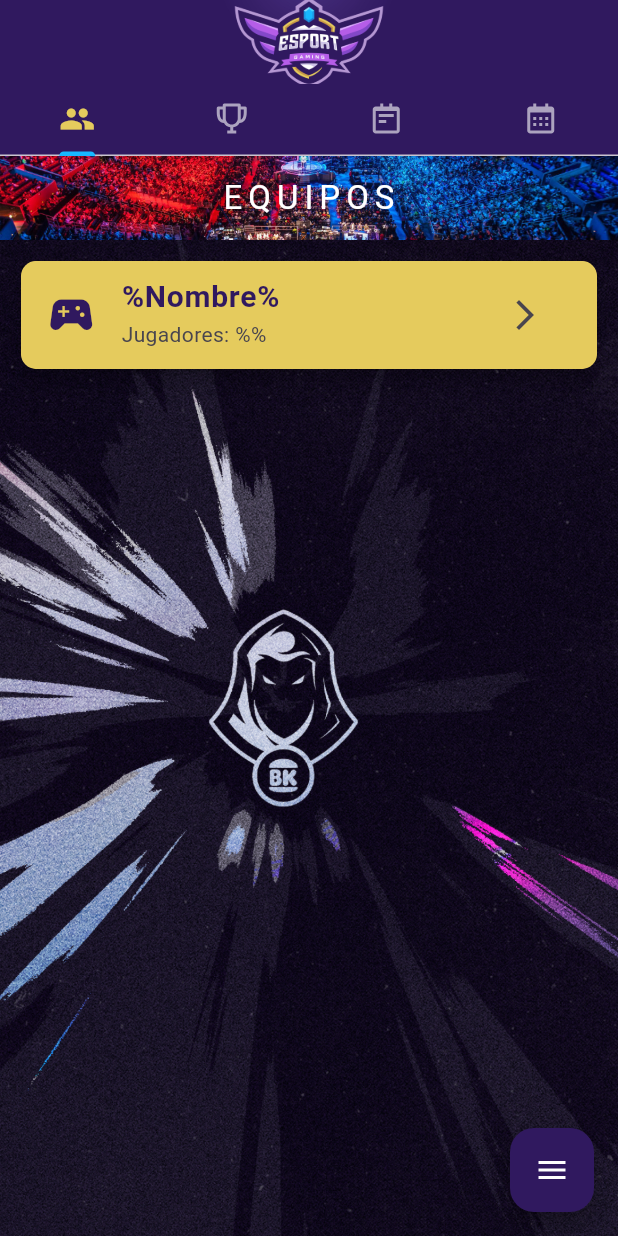
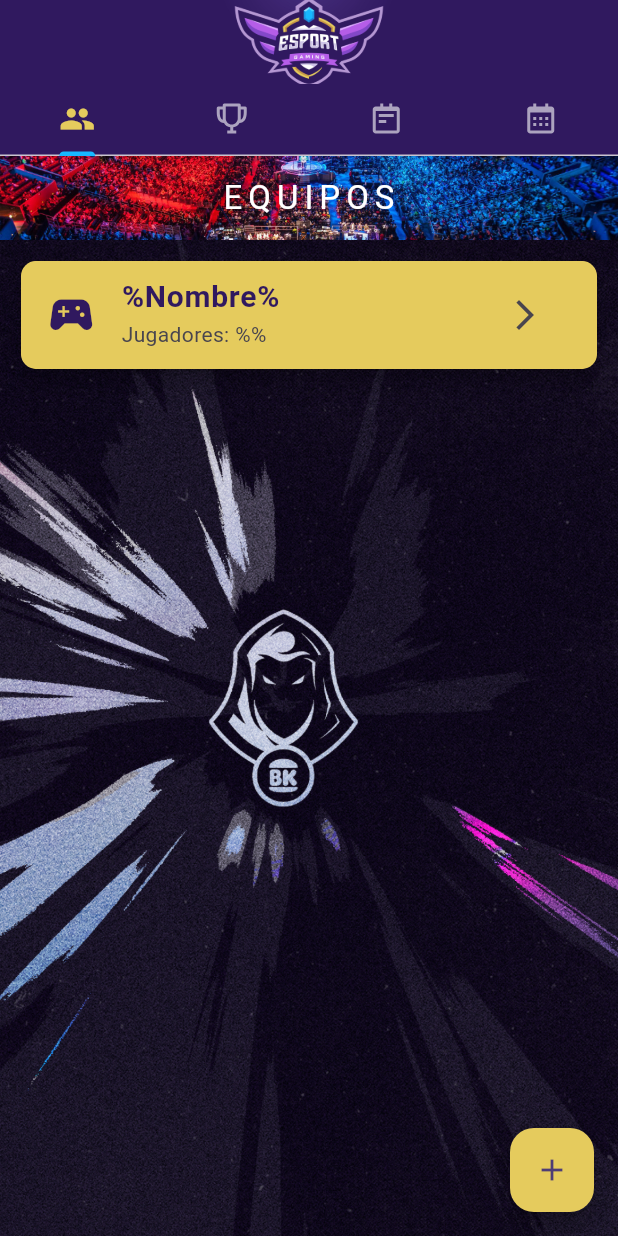
Before and after one commit to Sepelentus/CER2-EsportsManagement, a Flutter app: the screen it shows after launch, on a phone screen of 412 x 824 dp. Run offline on Flutter 3.47's test engine with Material 3 defaults, Android fonts, the phone set to English and light mode, and no system bars; our stand-ins replace icons_plus; missing offline and left inert: vertical_card_pager; Roboto replaces fonts that are missing (Outfit).

Commit message:
Manual Changes

```diff
--- a/cer2_esportsmanagement/lib/Vistas/calendarios.dart
+++ b/cer2_esportsmanagement/lib/Vistas/calendarios.dart
@@ -19,7 +19,7 @@ class VistaCalendarios extends StatelessWidget {
               ),
             ),
             AppBar(
-              title: Text('EQUIPOS'),
+              title: Text('CALENDARIO'),
               titleTextStyle: TextStyle(
                 fontFamily: 'Outfit',
                 fontSize: 22,
--- a/cer2_esportsmanagement/lib/Vistas/equipos.dart
+++ b/cer2_esportsmanagement/lib/Vistas/equipos.dart
@@ -1,60 +1,11 @@
+import 'package:cer2_esportsmanagement/Splash/SplashJugadores.dart';
+import 'package:cer2_esportsmanagement/Splash/splashAddEquipos.dart';
 import 'package:flutter/material.dart';
-import 'package:icons_plus/icons_plus.dart';
 
-class VistaEquipos extends StatefulWidget {
-  const VistaEquipos({Key? key}) : super(key: key);
+class VistaEquipos extends StatelessWidget {
+  const VistaEquipos({super.key});
 
   @override
-  State<VistaEquipos> createState() => _VistaEquiposState();
-}
-
-class _VistaEquiposState extends State<VistaEquipos>
-    with SingleTickerProviderStateMixin {
-  late AnimationController _animationController;
-
-  late Animation<double> _buttonAnimatedIcon;
-
-
-  late Animation<double> _translateButton;
-
-  bool _isExpanded = false;
-
-  @override
-  initState() {
-    _animationController = AnimationController(
-        vsync: this, duration: const Duration(milliseconds: 600))
-      ..addListener(() {
-        setState(() {});
-      });
-
-    _buttonAnimatedIcon =
-        Tween<double>(begin: 0.0, end: 1.0).animate(_animationController);
-
-    _translateButton = Tween<double>(
-      begin: 100,
-      end: -20,
-    ).animate(CurvedAnimation(
-      parent: _animationController,
-      curve: Curves.easeInOut,
-    ));
-    super.initState();
-  }
-
-  @override
-  dispose() {
-    _animationController.dispose();
-    super.dispose();
-  }
-
-  _toggle() {
-    if (_isExpanded) {
-      _animationController.reverse();
-    } else {
-      _animationController.forward();
-    }
-
-    _isExpanded = !_isExpanded;
-  }
 
   @override
   Widget build(BuildContext context) {
@@ -110,8 +61,9 @@ class _VistaEquiposState extends State<VistaEquipos>
             trailing: IconButton(
               icon : Icon(Icons.arrow_forward_ios),
               onPressed: () {
+                Navigator.push(context, MaterialPageRoute(builder:(context) => VerJugadores()));
                 //Accion (Splash a info de jugadores)
-              },),
+              }),
             tileColor: const Color.fromARGB(255,229,203,93),
             shape: RoundedRectangleBorder(
               borderRadius: BorderRadius.circular(10),
@@ -120,50 +72,12 @@ class _VistaEquiposState extends State<VistaEquipos>
         ),
       ),
         ]
-
       ),
-      floatingActionButton: Column(
-        mainAxisAlignment: MainAxisAlignment.end,
-        children: [
-          Transform(
-            transform: Matrix4.translationValues(
-              0.0,
-              _translateButton.value * 3,
-              0.0,
-            ),
-            child: FloatingActionButton(
-              backgroundColor: const Color.fromARGB(255,23,184,255),
-              onPressed: () {/* Accion */},
-              child: const Icon(
-                BoxIcons.bx_message_add,
-              ),
-            ),
-          ),
-          Transform(
-            transform: Matrix4.translationValues(
-              0,
-              _translateButton.value * 2,
-              0,
-            ),
-            child: FloatingActionButton(
-              backgroundColor: const Color.fromARGB(255,229,203,93),
-              onPressed: () {/* Accion */},
-              child: const Icon(BoxIcons.bx_pencil),
-            ),
-          ),
-
-          FloatingActionButton(
-            backgroundColor: Color.fromARGB(255,48,25,95),
-            onPressed: _toggle,
-            child: AnimatedIcon(
-              icon: AnimatedIcons.menu_close,
-              color: Colors.white,
-              progress: _buttonAnimatedIcon,
-            ),
-          ),
-        ],
-      ),
-    )
-    ;
+    floatingActionButton: FloatingActionButton(onPressed: (){
+      Navigator.push(context, MaterialPageRoute(builder:(context) => AgregarEquipo()));
+    },
+    child: Icon(Icons.add),
+    backgroundColor: const Color.fromARGB(255,229,203,93))
+    );
   }
 }
--- a/cer2_esportsmanagement/lib/Vistas/resultados.dart
+++ b/cer2_esportsmanagement/lib/Vistas/resultados.dart
@@ -19,7 +19,7 @@ class VistaResultados extends StatelessWidget {
               ),
             ),
             AppBar(
-              title: Text('EQUIPOS'),
+              title: Text('RESULTADOS'),
               titleTextStyle: TextStyle(
                 fontFamily: 'Outfit',
                 fontSize: 22,
```
Also changed, not shown: cer2_esportsmanagement/lib/Vistas/campeonatos.dart (+33 -10 lines), cer2_esportsmanagement/pubspec.lock.
